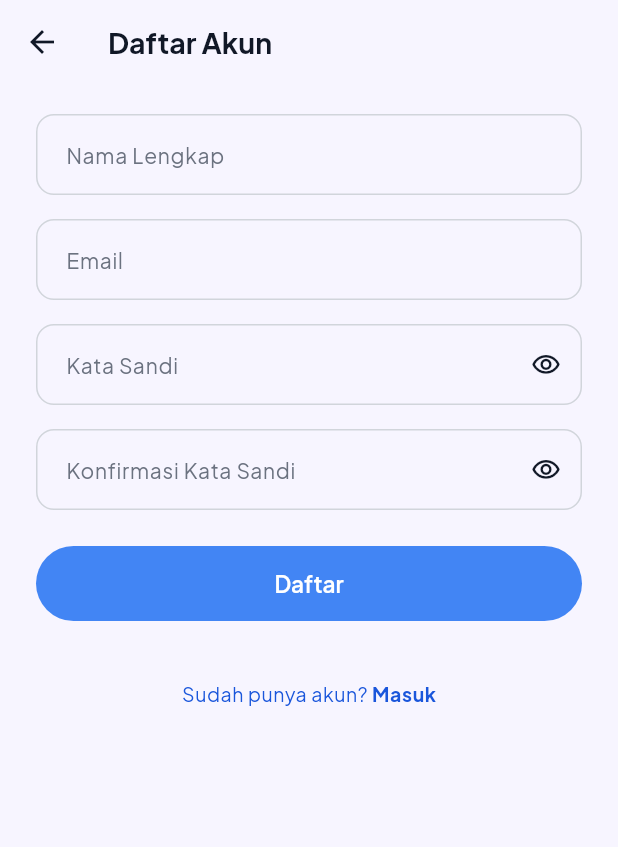
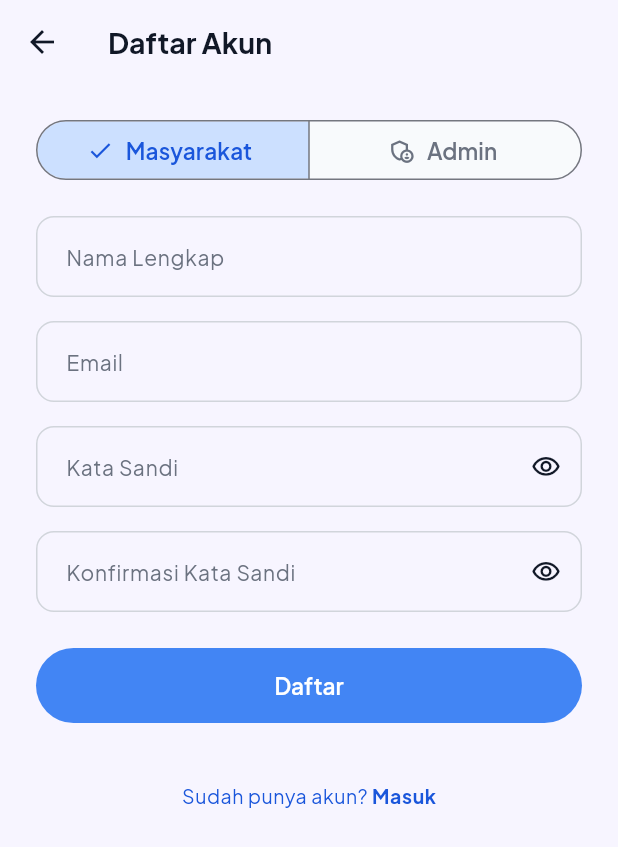
Before and after one commit to riqbals/LaporKita, a Flutter app: the RegisterScreen screen opened by its route, on a phone screen of 412 x 824 dp. Shown: the top 847 px of the screen. Run offline on Flutter 3.47's test engine with Material 3 defaults, Android fonts, the phone set to English and light mode, and no system bars; our stand-ins replace cloud_firestore, firebase_auth, firebase_core, flutter_svg, google_fonts, image_picker; accounts and stored records are empty; project files that could hold a hidden picture were left out.

Commit message:
feat(auth): add role selection on login and register screens

```diff
--- a/lib/screens/auth/register_screen.dart
+++ b/lib/screens/auth/register_screen.dart
@@ -1,5 +1,6 @@
 import 'package:flutter/material.dart';
 
+import '../../core/constants/app_colors.dart';
 import '../../core/constants/app_routes.dart';
 import '../../core/utils/form_validators.dart';
 import '../../models/user_model.dart';
@@ -8,7 +9,7 @@ import '../../widgets/custom_input.dart';
 import '../../widgets/primary_button.dart';
 import 'widgets/auth_footer_link.dart';
 
-/// Halaman registrasi akun baru (role otomatis "user" sesuai PRD).
+/// Halaman registrasi akun baru (Masyarakat / Admin).
 class RegisterScreen extends StatefulWidget {
   const RegisterScreen({super.key});
 
@@ -23,7 +24,23 @@ class _RegisterScreenState extends State<RegisterScreen> {
   final _passwordController = TextEditingController();
   final _confirmPasswordController = TextEditingController();
   late final AuthService _authService = AuthService();
+
+  String _selectedRole = UserModel.roleUser;
+  bool _roleInitialized = false;
   bool _isLoading = false;
+
+  @override
+  void didChangeDependencies() {
+    super.didChangeDependencies();
+    if (!_roleInitialized) {
+      final arg = ModalRoute.of(context)?.settings.arguments;
+      if (arg is String &&
+          (arg == UserModel.roleUser || arg == UserModel.roleAdmin)) {
+        _selectedRole = arg;
+      }
+      _roleInitialized = true;
+    }
+  }
 
   @override
   void dispose() {
@@ -44,7 +61,7 @@ class _RegisterScreenState extends State<RegisterScreen> {
         name: _nameController.text.trim(),
         email: _emailController.text.trim(),
         password: _passwordController.text,
-        role: UserModel.roleUser,
+        role: _selectedRole,
       );
 
       if (user == null) {
@@ -53,9 +70,13 @@ class _RegisterScreenState extends State<RegisterScreen> {
 
       if (!mounted) return;
 
+      final targetRoute = _selectedRole == UserModel.roleAdmin
+          ? AppRoutes.dashboardAdmin
+          : AppRoutes.homeUser;
+
       Navigator.pushNamedAndRemoveUntil(
         context,
-        AppRoutes.homeUser,
+        targetRoute,
         (route) => false,
       );
     } catch (e) {
@@ -112,6 +133,40 @@ class _RegisterScreenState extends State<RegisterScreen> {
             key: _formKey,
             child: Column(
               children: [
+                SizedBox(
+                  width: double.infinity,
+                  child: SegmentedButton<String>(
+                    segments: const [
+                      ButtonSegment<String>(
+                        value: UserModel.roleUser,
+                        label: Text('Masyarakat'),
+                        icon: Icon(Icons.person_outline),
+                      ),
+                      ButtonSegment<String>(
+                        value: UserModel.roleAdmin,
+                        label: Text('Admin'),
+                        icon: Icon(Icons.admin_panel_settings_outlined),
+                      ),
+                    ],
+                    selected: {_selectedRole},
+                    onSelectionChanged: (selection) {
+                      setState(() => _selectedRole = selection.first);
+                    },
+                    style: ButtonStyle(
+                      backgroundColor: WidgetStateProperty.resolveWith(
+                        (states) => states.contains(WidgetState.selected)
+                            ? AppColors.primarySoft
+                            : AppColors.surface,
+                      ),
+                      foregroundColor: WidgetStateProperty.resolveWith(
+                        (states) => states.contains(WidgetState.selected)
+                            ? AppColors.primaryDark
+                            : AppColors.textSecondary,
+                      ),
+                    ),
+                  ),
+                ),
+                const SizedBox(height: 20),
                 CustomInput(
                   controller: _nameController,
                   hintText: 'Nama Lengkap',
```
Also changed, not shown: lib/screens/auth/login_screen.dart (+8 -12 lines).
